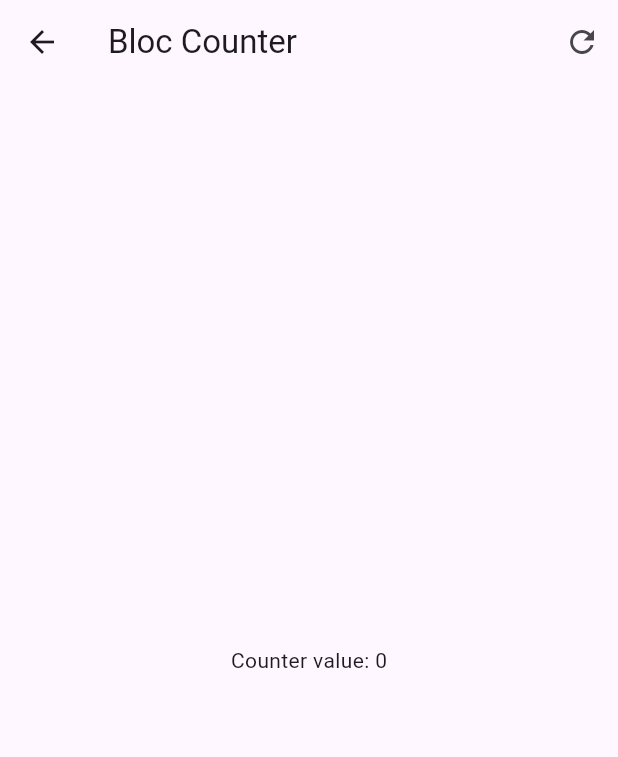
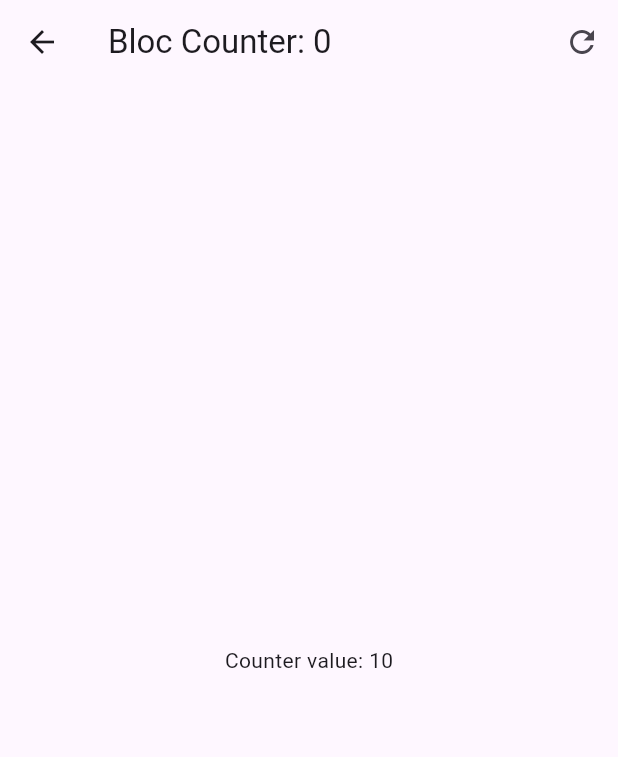
Before and after one commit to DevDuver/Flutter_Bloc_And_Cubits, a Flutter app: the screen it shows after launch, after a tap on "BloC", on a phone screen of 412 x 824 dp. Shown: the top 757 px of the screen. Run offline on Flutter 3.47's test engine with Material 2 defaults, Android fonts, the phone set to English and light mode, and no system bars; our stand-ins replace equatable, flutter_bloc, go_router.

Commit message:
implementacion de bloc en pantalla de contador BloC

```diff
--- a/lib/presentation/blocs/counter_bloc/counter_bloc.dart
+++ b/lib/presentation/blocs/counter_bloc/counter_bloc.dart
@@ -7,6 +7,7 @@ part 'counter_state.dart';
 class CounterBloc extends Bloc<CounterEvent, CounterState> {
   CounterBloc() : super(const CounterState()) {
     on<CounterIncreased>( _onCounterIncreased );
+    on<CounterReset>( _onCounterReset );
   }
 
   void _onCounterIncreased(CounterIncreased event, Emitter<CounterState> emit) {
@@ -16,4 +17,10 @@ class CounterBloc extends Bloc<CounterEvent, CounterState> {
     ));
   }
 
+  void _onCounterReset(CounterReset event, Emitter<CounterState> emit) {
+    emit(state.copyWith(
+      counter: 0
+    ));
+  }
+
 }
--- a/lib/presentation/blocs/counter_bloc/counter_event.dart
+++ b/lib/presentation/blocs/counter_bloc/counter_event.dart
@@ -13,3 +13,5 @@ class CounterIncreased extends CounterEvent {
   const CounterIncreased(this.value);
 
 }
+
+class CounterReset extends CounterEvent {}
--- a/lib/presentation/screens/bloc_counter_screen.dart
+++ b/lib/presentation/screens/bloc_counter_screen.dart
@@ -1,22 +1,50 @@
 import 'package:flutter/material.dart';
+import 'package:flutter_bloc/flutter_bloc.dart';
+import 'package:forms_app/presentation/blocs/counter_bloc/counter_bloc.dart';
 
 class BlocCounterScreen extends StatelessWidget {
   const BlocCounterScreen({super.key});
 
   @override
   Widget build(BuildContext context) {
+    return BlocProvider(
+      create: (_) => CounterBloc(),
+      child: const _BlocCounterView()
+    );
+  }
+}
+
+class _BlocCounterView extends StatelessWidget {
+  const _BlocCounterView();
+
+  void increaseCounterBy(BuildContext context, [int value = 1 ]){
+    context.read<CounterBloc>()
+      .add(CounterIncreased(value));
+  }
+
+  void counterReset(BuildContext context) {
+    context.read<CounterBloc>()
+      .add(CounterReset());
+  }
+
+  @override
+  Widget build(BuildContext context) {
     return Scaffold(
       appBar: AppBar(
-        title: const Text('Bloc Counter'),
+        title: context.select(
+  	      (CounterBloc counterBloc) => Text('Bloc Counter: ${counterBloc.state.transactionCount}'),
+        ),
         actions: [
           IconButton(
-            onPressed: () => {},
+            onPressed: () => counterReset(context),
             icon: const Icon(Icons.refresh_outlined)
           )
         ],
       ),
-      body: const Center(
-        child: Text('Counter value: 0'),
+      body: Center(
+        child: context.select(
+          (CounterBloc counterBloc) => Text('Counter value: ${counterBloc.state.counter}')
+        ),
       ),
       floatingActionButton: Column(
         mainAxisAlignment: MainAxisAlignment.end,
@@ -24,19 +52,19 @@ class BlocCounterScreen extends StatelessWidget {
           FloatingActionButton(
             heroTag: '1',
             child: const Text('+3'),
-            onPressed: () => {}
+            onPressed: () => increaseCounterBy(context, 3)
           ),
           const SizedBox(height: 15),
           FloatingActionButton(
             heroTag: '2',
             child: const Text('+2'),
-            onPressed: () => {}
+            onPressed: () => increaseCounterBy(context, 2)
           ),
           const SizedBox(height: 15),
           FloatingActionButton(
             heroTag: '3',
             child: const Text('+1'),
-            onPressed: () => {}
+            onPressed: () => increaseCounterBy(context)
           ),
         ],
       ),
--- a/lib/presentation/screens/home_screen.dart
+++ b/lib/presentation/screens/home_screen.dart
@@ -20,6 +20,11 @@ class HomeScreen extends StatelessWidget {
             subtitle: const Text('Gestor de estado simple'),
             trailing: const Icon(Icons.arrow_forward_ios_rounded),
             onTap: () => context.push('/counter-bloc'),
+          ),
+
+          const Padding(
+            padding: EdgeInsets.symmetric(horizontal: 10),
+            child: Divider(),
           )
         ]
       ),
```
